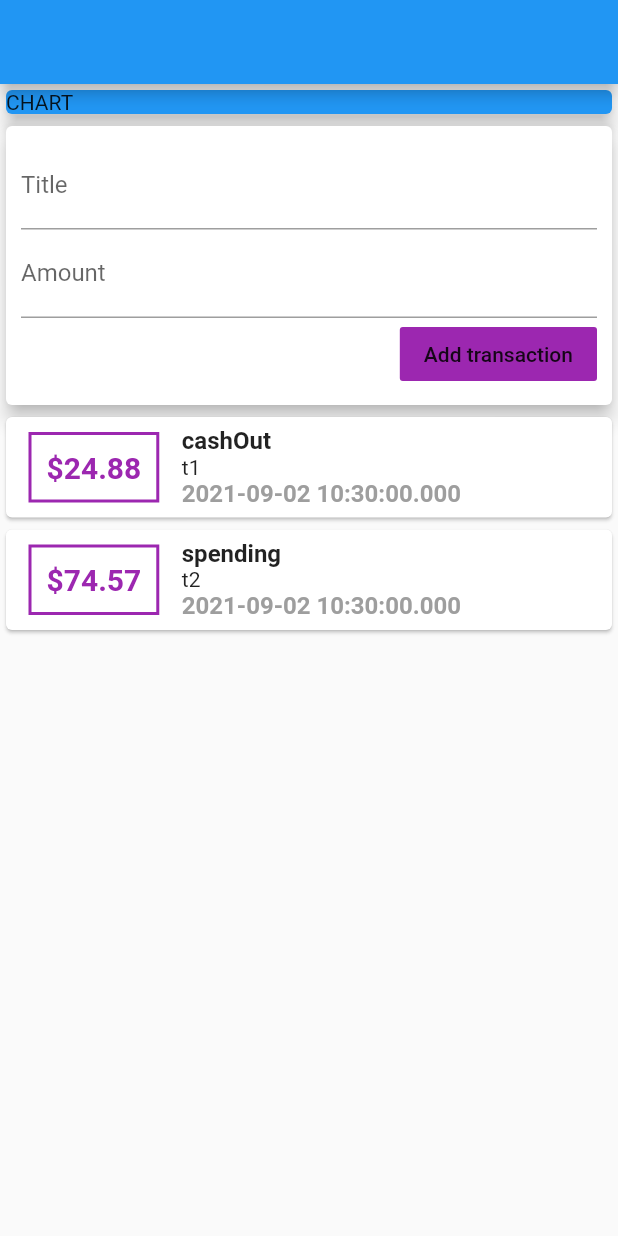
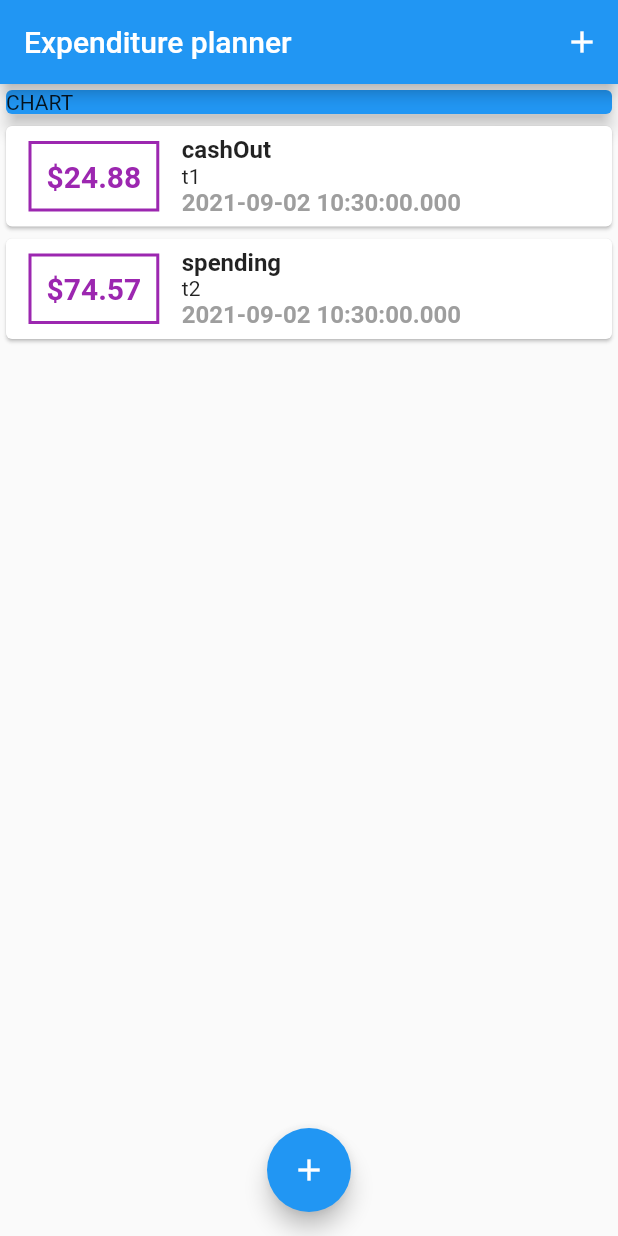
Before and after one commit to abdulbaqisky/planner, a Flutter app: the screen it shows after launch, on a phone screen of 412 x 824 dp. Run offline on Flutter 3.47's test engine with Material 2 defaults, Android fonts, the phone set to English and light mode, and no system bars.

```diff
--- a/lib/main.dart
+++ b/lib/main.dart
@@ -1,8 +1,7 @@
 import 'package:flutter/cupertino.dart';
 import 'package:flutter/material.dart';
-import 'package:planner/widgets/user_transactions.dart';
+import 'package:planner/widgets/transaction_List.dart';
 import './widgets/new_transactions.dart';
-import './widgets/transaction_List.dart';
 import 'models/transaction.dart';
 
 void main() {
@@ -22,13 +21,59 @@ class MyApp extends StatelessWidget {
   }
 }
 
-class MyHomePage extends StatelessWidget {
-  final List<Transaction> transaction = [];
+class MyHomePage extends StatefulWidget {
+  @override
+  _MyHomePageState createState() => _MyHomePageState();
+}
+
+class _MyHomePageState extends State<MyHomePage> {
+  final List<Transaction> _userTransactions = [
+    Transaction(
+      id: 't1',
+      title: 'cashOut',
+      amount: 24.88,
+      date: DateTime.now(),
+    ),
+    Transaction(
+      id: 't2',
+      title: 'spending',
+      amount: 74.57,
+      date: DateTime.now(),
+    ),
+  ];
+
+  void _addNewTransaction(String txTitle, double txAmount) {
+    final newTx = Transaction(
+        title: txTitle,
+        amount: txAmount,
+        date: DateTime.now(),
+        id: DateTime.now().toString());
+
+    setState(() {
+      _userTransactions.add(newTx);
+    });
+  }
+
+  void _startAddNewTransaction(BuildContext ctx) {
+    showModalBottomSheet(
+        context: ctx,
+        builder: (_) {
+          return NewTransaction(_addNewTransaction);
+        });
+  }
 
   @override
   Widget build(BuildContext context) {
     return Scaffold(
-      appBar: AppBar(),
+      appBar: AppBar(
+        title: Text('Expenditure planner'),
+        actions: [
+          IconButton(
+            onPressed: () => _startAddNewTransaction(context),
+            icon: Icon(Icons.add),
+          ),
+        ],
+      ),
       body: SingleChildScrollView(
         child: Column(
           crossAxisAlignment: CrossAxisAlignment.stretch,
@@ -41,9 +86,14 @@ class MyHomePage extends StatelessWidget {
                 elevation: 5,
               ),
             ),
-            UserTransactions()
+            TransactionList(_userTransactions),
           ],
         ),
+      ),
+      floatingActionButtonLocation: FloatingActionButtonLocation.centerFloat,
+      floatingActionButton: FloatingActionButton(
+        child: Icon(Icons.add),
+        onPressed: () => _startAddNewTransaction(context),
       ),
     );
   }
--- a/lib/widgets/new_transactions.dart
+++ b/lib/widgets/new_transactions.dart
@@ -8,12 +8,10 @@ class NewTransaction extends StatelessWidget {
   void submitData() {
     final enteredTitle = titleInput.text;
     final enteredAmount = double.parse(amountInput.text);
-
     //dummy validation
     if (enteredTitle.isEmpty || enteredAmount <= 0) {
       return;
     }
-
     addTx(
       titleInput.text,
       double.parse(amountInput.text),
--- a/lib/widgets/user_transactions.dart
+++ /dev/null
@@ -1,48 +0,0 @@
-import 'package:flutter/material.dart';
-import 'package:planner/models/transaction.dart';
-import './transaction_List.dart';
-import './new_transactions.dart';
-
-class UserTransactions extends StatefulWidget {
-  @override
-  _UserTransactionsState createState() => _UserTransactionsState();
-}
-
-class _UserTransactionsState extends State<UserTransactions> {
-  final List<Transaction> _userTransactions = [
-    Transaction(
-      id: 't1',
-      title: 'cashOut',
-      amount: 24.88,
-      date: DateTime.now(),
-    ),
-    Transaction(
-      id: 't2',
-      title: 'spending',
-      amount: 74.57,
-      date: DateTime.now(),
-    ),
-  ];
-
-  void _addNewTransaction(String txTitle, double txAmount) {
-    final newTx = Transaction(
-        title: txTitle,
-        amount: txAmount,
-        date: DateTime.now(),
-        id: DateTime.now().toString());
-
-    setState(() {
-      _userTransactions.add(newTx);
-    });
-  }
-
-  @override
-  Widget build(BuildContext context) {
-    return Column(
-      children: [
-        NewTransaction(_addNewTransaction),
-        TransactionList(_userTransactions),
-      ],
-    );
-  }
-}
```
